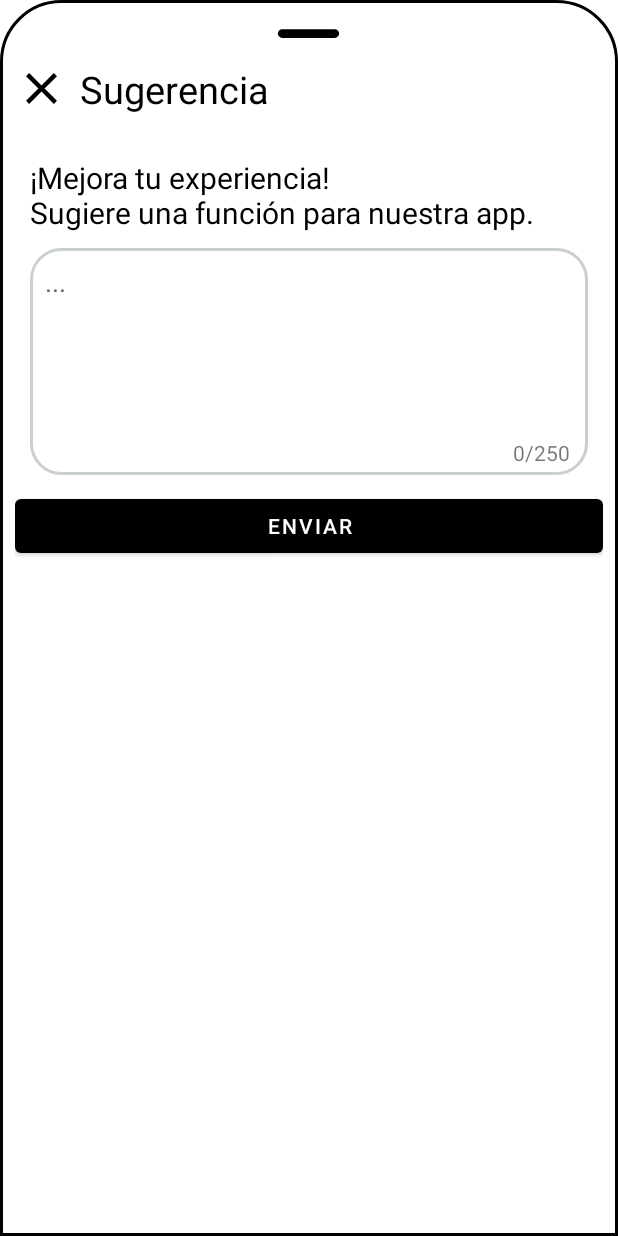
After one commit to WINDOWEXPRESS/Debatazo_Demo, an Android app: the layout desplegable_sugerencia.xml on its own in the app's theme, with its tools: preview values and no code run, on a phone screen of 412 x 824 dp. The commit adds this screen. Run offline under Robolectric (Android 15) with nearby library versions, the phone set to English and light mode, and no system bars.

Commit message:
SUGERENCIA SIN TERMINAR

```diff
--- a/app/src/main/res/layout/desplegable_publicar.xml
+++ b/app/src/main/res/layout/desplegable_publicar.xml
@@ -1,7 +1,7 @@
 <?xml version="1.0" encoding="utf-8"?>
 <LinearLayout xmlns:android="http://schemas.android.com/apk/res/android"
     xmlns:app="http://schemas.android.com/apk/res-auto"
-    android:id="@+id/desplegableP_textV_crearValoracion"
+    android:id="@+id/desplegableP_lineaLH_crearValoracion"
     android:layout_width="match_parent"
     android:layout_height="match_parent"
     android:background="@drawable/fondo_tabla_publicar"
@@ -89,7 +89,7 @@
             android:layout_width="match_parent"
             android:layout_height="wrap_content"
             android:ems="10"
-            android:hint="Introducir más contexto"
+            android:hint="Introducir descripción"
             android:maxLength="250"
             android:inputType="text|textMultiLine" />
 
--- /dev/null
+++ b/app/src/main/res/layout/desplegable_sugerencia.xml
@@ -0,0 +1,106 @@
+<?xml version="1.0" encoding="utf-8"?>
+<LinearLayout xmlns:android="http://schemas.android.com/apk/res/android"
+    xmlns:app="http://schemas.android.com/apk/res-auto"
+    xmlns:tools="http://schemas.android.com/tools"
+    android:id="@+id/desplegableS_lineaLH_sugerencia"
+    android:layout_width="match_parent"
+    android:layout_height="match_parent"
+    android:background="@drawable/fondo_tabla_publicar"
+    android:orientation="vertical">
+
+
+
+        <ImageView
+            android:id="@+id/desplegableS_textV_barra"
+            android:layout_width="70dp"
+            android:layout_height="wrap_content"
+            android:layout_gravity="center|top"
+            android:scaleType="centerCrop"
+            android:src="@drawable/barra_horizontal_tabla_publicar" />
+
+        <LinearLayout
+            android:layout_width="match_parent"
+            android:layout_height="wrap_content"
+            android:orientation="horizontal">
+
+            <ImageView
+                android:id="@+id/desplegableS_imagenV_cancelar"
+                android:layout_width="35dp"
+                android:layout_height="35dp"
+                android:layout_gravity="center"
+                android:src="@drawable/cerrar_tabla_publicar" />
+
+            <TextView
+                android:id="@+id/desplegableS_textV_sugerencia"
+                android:layout_width="wrap_content"
+                android:layout_height="wrap_content"
+                android:layout_weight="1"
+                android:padding="8dp"
+                android:text="Sugerencia"
+                android:textAlignment="viewStart"
+                android:textColor="@color/black"
+                android:textSize="25dp" />
+
+        </LinearLayout>
+
+    <RelativeLayout
+        android:layout_width="match_parent"
+        android:layout_height="wrap_content"
+        android:padding="10dp">
+
+        <TextView
+            android:id="@+id/desplegableS_textV_descripcion"
+            android:layout_width="match_parent"
+            android:layout_height="wrap_content"
+            android:layout_alignParentTop="true"
+            android:layout_alignParentRight="true"
+            android:layout_marginTop="10dp"
+            android:layout_marginBottom="10dp"
+            android:text="¡Mejora tu experiencia! \nSugiere una función para nuestra app."
+            android:textColor="#000000"
+            android:textSize="20sp" />
+
+        <TextView
+            android:id="@+id/desplegableS_textV_limiteNumerico"
+            android:layout_width="wrap_content"
+            android:layout_height="wrap_content"
+            android:layout_alignBottom="@+id/desplegableS_editTT_descripcion"
+            android:layout_alignParentEnd="true"
+            android:layout_marginEnd="12dp"
+            android:layout_marginBottom="5dp"
+            android:text="@string/limite_numerico_inicio_desplegableS" />
+
+        <EditText
+            android:id="@+id/desplegableS_editTT_descripcion"
+            android:layout_width="match_parent"
+            android:layout_height="wrap_content"
+            android:layout_below="@+id/desplegableS_textV_descripcion"
+            android:layout_alignParentStart="true"
+            android:background="@drawable/borde_descripcion_personal"
+            android:focusable="auto"
+            android:gravity="top"
+            android:hint="..."
+            android:inputType="textMultiLine"
+            android:maxLength="250"
+            android:maxLines="10"
+            android:minLines="6"
+            android:padding="10dp"
+            android:scrollbars="vertical" />
+    </RelativeLayout>
+
+            <LinearLayout
+                android:layout_width="match_parent"
+                android:layout_height="wrap_content"
+                android:orientation="horizontal">
+
+
+
+            <Button
+                android:id="@+id/desplegableS_button_enviar"
+                android:layout_width="match_parent"
+                android:layout_height="wrap_content"
+                android:text="@string/boton_enviar" />
+
+
+        </LinearLayout>
+</LinearLayout>
--- a/app/src/main/res/values/strings.xml
+++ b/app/src/main/res/values/strings.xml
@@ -29,6 +29,12 @@
     <string name="limite_numerico_inicio">0/100</string>
     <string name="limite_numerico">%d/100</string>
     <string name="sin_rellenar">Sin rellenar</string>
+
+    <!--    Sugerencia-->
+    <string name="limite_numerico_inicio_desplegableS">0/250</string>
+    <string name="limite_numerico_desplegableS">%d/250</string>
+    <string name="boton_enviar">Enviar</string>
+
     <!--    Configuracion   -->
     <string name="no">No</string>
     <string name="si">Sí</string>
```
Also changed, not shown: app/src/main/java/com/example/debatazo/configuracion/Configuracion.java (+114 -38 lines).
